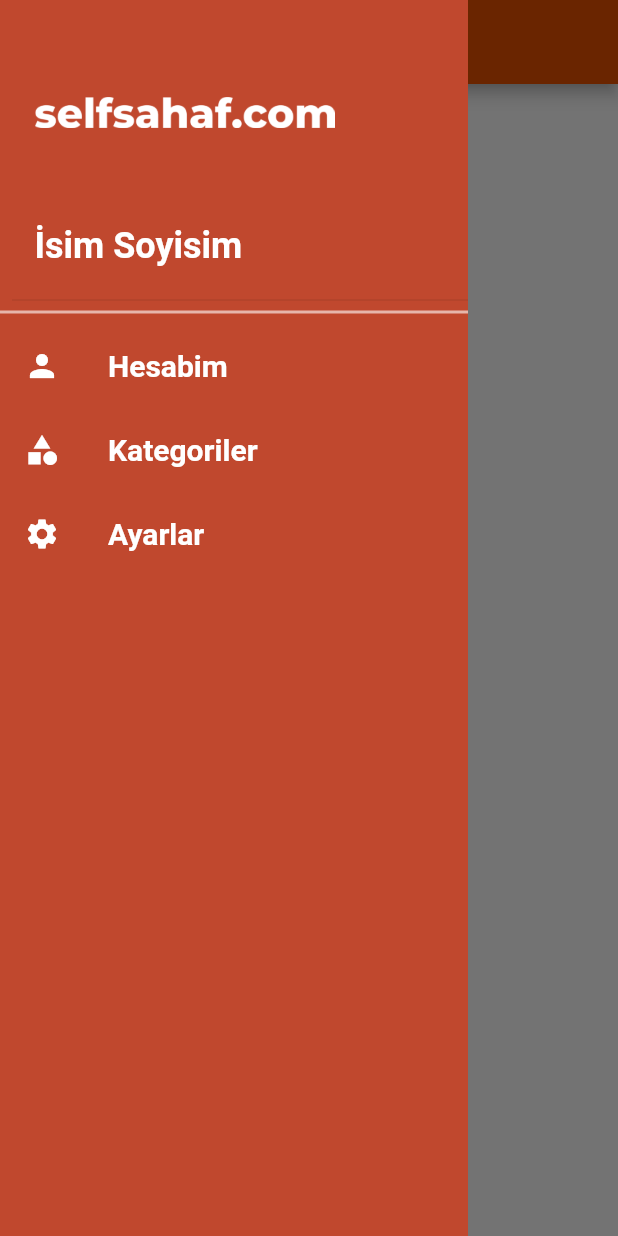
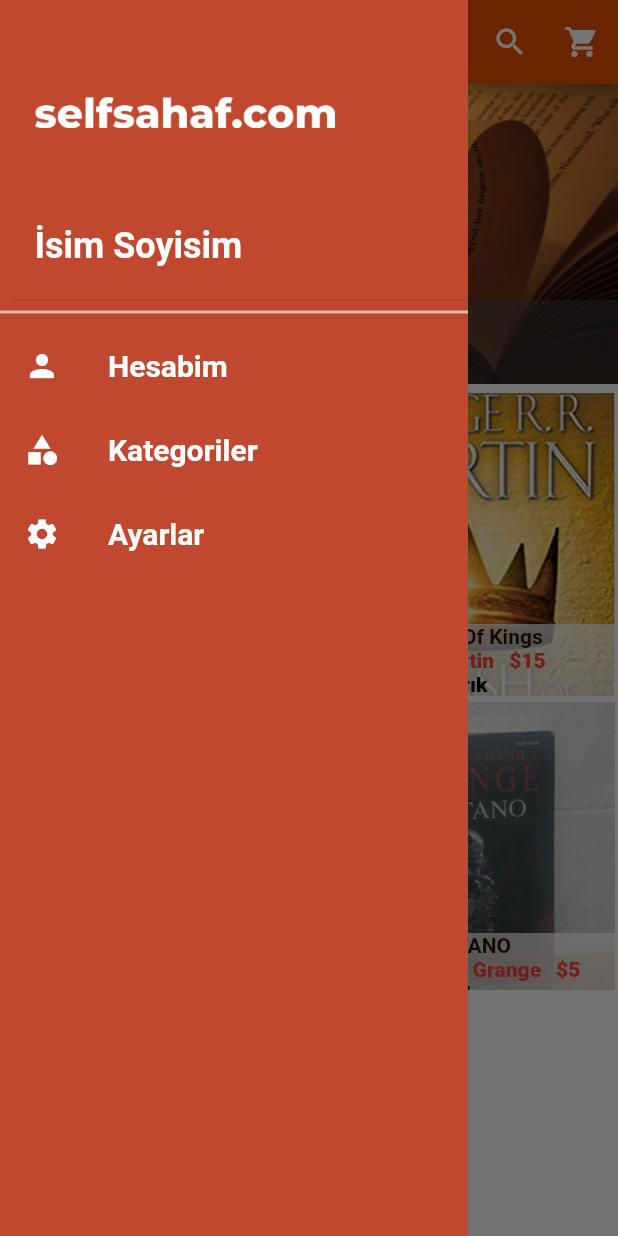
Before and after one commit to tarikisildar/SelfSahaf, a Flutter app: the screen it shows after launch, with the side drawer open, on a phone screen of 412 x 824 dp. Run offline on Flutter 3.47's test engine with Material 2 defaults, Android fonts, the phone set to English and light mode, and no system bars; drawn by our look-alikes of carousel_pro.

Commit message:
carousel added and gridview added

```diff
--- a/lib/main_page/main_page.dart
+++ b/lib/main_page/main_page.dart
@@ -1,5 +1,8 @@
 import 'package:flutter/material.dart';
+import 'package:selfsahaf/page_classes/BookCard.dart';
+import 'package:selfsahaf/page_classes/HomePageCarousel.dart';
 import 'package:selfsahaf/page_classes/sahaf_drawer.dart';
+
 
 class MainPage extends StatefulWidget{
 
@@ -12,24 +15,30 @@ class MainPage extends StatefulWidget{
 class _MainPageState extends State<MainPage> {
 
 
+
   @override
   Widget build(BuildContext context) {
     return Scaffold(
       appBar: AppBar(
-        title: Text("sasasasa"),
+        title: Text("SelfSahaf.com"),
+        actions: <Widget>[
+          new IconButton(icon: Icon(Icons.search) , onPressed: (){
+            print("search");
+          }),
+          new IconButton(icon: Icon(Icons.shopping_cart) , onPressed: (){
+            print("shoping");
+          }),
+        ],
       ),
       drawer: SahafDrawer(
-
       ),
-      body: Center(
-        child:Column(
-          children: <Widget>[
-            Text(
-              "sa"
-            ),
-          ],
-        )
-      ),
+      body: new ListView(
+        children: <Widget>[
+          HomePageCarousel(),
+          Padding(padding: EdgeInsets.all(2)),
+          Container(height:400,child: BookCard(),)
+        ],
+      )
     );
   }
 
--- /dev/null
+++ b/lib/page_classes/BookCard.dart
@@ -0,0 +1,114 @@
+import 'package:flutter/material.dart';
+
+class BookCard extends StatefulWidget {
+  @override
+  State<StatefulWidget> createState() {
+    return _BookCardState();
+  }
+}
+
+class _BookCardState extends State<BookCard> {
+  var bookList = [
+    {
+      "name": "1984",
+      "picture": "images/sell/1984.jpg",
+      "writer": "George Orwell",
+      "price": "\$10",
+      "seller": "Ali Osman Kocaman",
+    },
+    {
+      "name": "A Clash Of Kings",
+      "picture": "images/sell/clashOfKings.jpg",
+      "writer": "George R.R. Martin",
+      "price": "\$15",
+      "seller": "Tarık",
+    },
+    {
+      "name": "Fire And Blood",
+      "picture": "images/sell/fireAndBlood.jpg",
+      "writer": "George Orwell",
+      "price": "\$20",
+      "seller": "Fatih",
+    },
+    {
+      "name": "LONTANO",
+      "picture": "images/sell/lontano.jpg",
+      "writer": "Jean Christophe Grange",
+      "price": "\$5",
+      "seller": "Barkın",
+    },
+  ];
+  @override
+  Widget build(BuildContext context) {
+    return GridView.builder(
+        itemCount: bookList.length,
+        gridDelegate:
+            new SliverGridDelegateWithFixedCrossAxisCount(crossAxisCount: 2),
+        itemBuilder: (BuildContext context, int index) {
+          return Book(
+            bookName: bookList[index]['name'],
+            picture: bookList[index]['picture'],
+            price: bookList[index]['price'],
+            seller: bookList[index]['seller'],
+            writer: bookList[index]['writer'],
+          );
+        });
+  }
+}
+
+class Book extends StatelessWidget {
+  final String bookName;
+  final String picture;
+  final String writer;
+  final String price;
+  final String seller;
+  Book({this.bookName, this.picture, this.price, this.seller, this.writer});
+
+  @override
+  Widget build(BuildContext context) {
+    return Container(
+        child: Hero(
+      tag: bookName,
+      child: Padding(
+        child: InkWell(
+          onTap: () {},
+          child: GridTile(
+            footer: Container(
+                width: 50,
+                color: Colors.white70,
+                child: Column(
+                  children: <Widget>[
+                    Text(bookName,
+                        style: TextStyle(fontWeight: FontWeight.bold)),
+
+                        Row(
+                        children:<Widget>[
+                          Text(
+                            writer,
+                            style: TextStyle(
+                                color: Colors.red, fontWeight: FontWeight.w800),
+                          ),
+                          Padding(padding: EdgeInsets.all(5.0))
+                          ,
+                           Text(
+                            price,
+                            style: TextStyle(
+                                color: Colors.red, fontWeight: FontWeight.w800),
+                          ),]
+                        ),
+
+                    Text(
+                          seller,
+                          style: TextStyle(
+                              color: Colors.black, fontWeight: FontWeight.w800),
+                        ),
+                  ],
+                )),
+            child: Image.asset(picture, fit: BoxFit.cover),
+          ),
+        ),
+        padding: EdgeInsets.all(2.0),
+      ),
+    ));
+  }
+}
--- /dev/null
+++ b/lib/page_classes/HomePageCarousel.dart
@@ -0,0 +1,30 @@
+import 'package:flutter/material.dart';
+import 'package:carousel_pro/carousel_pro.dart';
+
+
+class HomePageCarousel extends StatelessWidget {
+
+  @override
+  Widget build(BuildContext context) {
+    Widget carouselImages=new Container(
+      height: 200,
+      child: new Carousel(
+        boxFit: BoxFit.cover,
+        images: [
+          AssetImage("images/carousel/kitap1.png"),
+          AssetImage("images/carousel/kitap2.jpg"),
+          AssetImage("images/carousel/kitap3.jpg"),
+          AssetImage("images/carousel/kitap4.jpg"),
+
+        ],
+        autoplay: true,
+        animationCurve: Curves.fastOutSlowIn,
+        animationDuration: Duration(milliseconds: 1000),
+      ),
+
+    );
+    return carouselImages ;
+  }
+
+
+}
--- a/lib/page_classes/sahaf_drawer.dart
+++ b/lib/page_classes/sahaf_drawer.dart
@@ -7,7 +7,7 @@ class SahafDrawer extends StatelessWidget {
       padding: const EdgeInsets.only(right: 100.0),
       child: Container(
         decoration: BoxDecoration(
-          color: Color.fromRGBO(192, 72, 46,1),
+          color: Color.fromRGBO(192, 72, 46, 1),
         ),
         child: ListView(
           children: <Widget>[
@@ -22,7 +22,8 @@ class SahafDrawer extends StatelessWidget {
                     crossAxisAlignment: CrossAxisAlignment.start,
                     children: <Widget>[
                       Container(
-                          child: Image.asset('images/logo_white/logo_white.png'),
+                          child:
+                              Image.asset('images/logo_white/logo_white.png'),
                           height: 150,
                           width: 200),
                       Text('İsim Soyisim',
@@ -42,16 +43,17 @@ class SahafDrawer extends StatelessWidget {
               thickness: 2,
               color: Colors.white60,
             ),
-            GestureDetector(
+            InkWell(
               child: ListTile(
                   leading: Icon(Icons.person, color: Colors.white),
                   title: Text(
                     "Hesabim",
                     style: TextStyle(fontSize: 20, color: Colors.white),
-                  )),
+                  )
+                  ),
               onTap: () => {},
             ),
-            GestureDetector(
+            InkWell(
               child: ListTile(
                   leading: Icon(
                     Icons.category,
@@ -63,7 +65,7 @@ class SahafDrawer extends StatelessWidget {
                   )),
               onTap: () => {},
             ),
-            GestureDetector(
+            InkWell(
               child: ListTile(
                   leading: Icon(Icons.settings, color: Colors.white),
                   title: Text(
--- a/pubspec.yaml
+++ b/pubspec.yaml
@@ -19,6 +19,7 @@ environment:
 dependencies:
   flutter:
     sdk: flutter
+  carousel_pro: ^1.0.0
 
   # The following adds the Cupertino Icons font to your application.
   # Use with the CupertinoIcons class for iOS style icons.
@@ -38,6 +39,8 @@ flutter:
     - images/logo_white/
     - images/logo_white/2.0x/
     - images/logo_white/3.0x/
+    - images/carousel/
+    - images/sell/
 
   # The following line ensures that the Material Icons font is
   # included with your application, so that you can use the icons in
```
Also changed, not shown: images/carousel/kitap1.png (added), images/carousel/kitap2.jpg (added), images/carousel/kitap3.jpg (added), images/carousel/kitap4.jpg (added), images/sell/1984.jpg (added), images/sell/clashOfKings.jpg (added), images/sell/fireAndBlood.jpg (added), images/sell/lontano.jpg (added), pubspec.lock.
